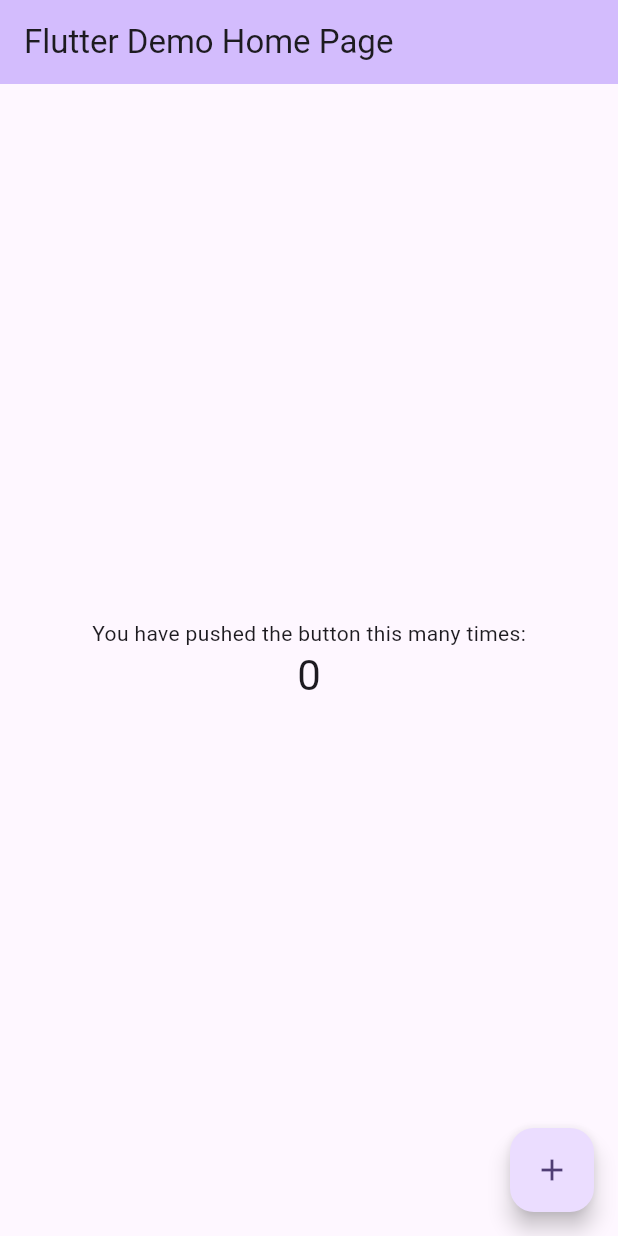
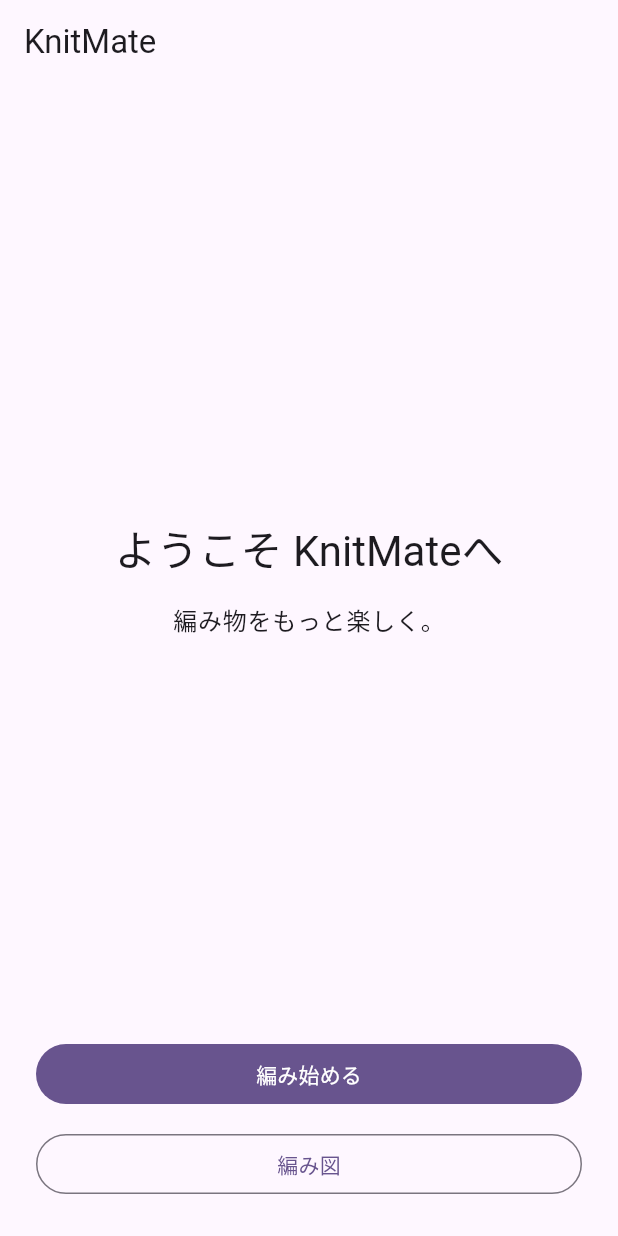
Before and after one commit to noshi-git/knitmate, a Flutter app: the screen it shows after launch, on a phone screen of 412 x 824 dp. Run offline on Flutter 3.47's test engine with Material 3 defaults, Android fonts, the phone set to English and light mode, and no system bars.

Commit message:
Create KnitMate home screen

```diff
--- a/lib/main.dart
+++ b/lib/main.dart
@@ -7,115 +7,75 @@
 class MyApp extends StatelessWidget {
   const MyApp({super.key});
 
-  // This widget is the root of your application.
+  // アプリ全体のルート（土台）ウィジェット
   @override
   Widget build(BuildContext context) {
     return MaterialApp(
-      title: 'Flutter Demo',
+      title: 'KnitMate',
+      // Material Design 3 を使う設定
       theme: ThemeData(
-        // This is the theme of your application.
-        //
-        // TRY THIS: Try running your application with "flutter run". You'll see
-        // the application has a purple toolbar. Then, without quitting the app,
-        // try changing the seedColor in the colorScheme below to Colors.green
-        // and then invoke "hot reload" (save your changes or press the "hot
-        // reload" button in a Flutter-supported IDE, or press "r" if you used
-        // the command line to start the app).
-        //
-        // Notice that the counter didn't reset back to zero; the application
-        // state is not lost during the reload. To reset the state, use hot
-        // restart instead.
-        //
-        // This works for code too, not just values: Most code changes can be
-        // tested with just a hot reload.
-        colorScheme: .fromSeed(seedColor: Colors.deepPurple),
+        useMaterial3: true,
+        colorScheme: ColorScheme.fromSeed(seedColor: Colors.deepPurple),
       ),
-      home: const MyHomePage(title: 'Flutter Demo Home Page'),
+      home: const MyHomePage(),
     );
   }
 }
 
-class MyHomePage extends StatefulWidget {
-  const MyHomePage({super.key, required this.title});
+class MyHomePage extends StatelessWidget {
+  const MyHomePage({super.key});
 
-  // This widget is the home page of your application. It is stateful, meaning
-  // that it has a State object (defined below) that contains fields that affect
-  // how it looks.
-
-  // This class is the configuration for the state. It holds the values (in this
-  // case the title) provided by the parent (in this case the App widget) and
-  // used by the build method of the State. Fields in a Widget subclass are
-  // always marked "final".
-
-  final String title;
-
-  @override
-  State<MyHomePage> createState() => _MyHomePageState();
-}
-
-class _MyHomePageState extends State<MyHomePage> {
-  int _counter = 0;
-
-  void _incrementCounter() {
-    setState(() {
-      // This call to setState tells the Flutter framework that something has
-      // changed in this State, which causes it to rerun the build method below
-      // so that the display can reflect the updated values. If we changed
-      // _counter without calling setState(), then the build method would not be
-      // called again, and so nothing would appear to happen.
-      _counter++;
-    });
-  }
-
+  // KnitMate のホーム画面
   @override
   Widget build(BuildContext context) {
-    // This method is rerun every time setState is called, for instance as done
-    // by the _incrementCounter method above.
-    //
-    // The Flutter framework has been optimized to make rerunning build methods
-    // fast, so that you can just rebuild anything that needs updating rather
-    // than having to individually change instances of widgets.
     return Scaffold(
+      // 画面上部のタイトルバー
       appBar: AppBar(
-        // TRY THIS: Try changing the color here to a specific color (to
-        // Colors.amber, perhaps?) and trigger a hot reload to see the AppBar
-        // change color while the other colors stay the same.
-        backgroundColor: Theme.of(context).colorScheme.inversePrimary,
-        // Here we take the value from the MyHomePage object that was created by
-        // the App.build method, and use it to set our appbar title.
-        title: Text(widget.title),
+        title: const Text('KnitMate'),
       ),
-      body: Center(
-        // Center is a layout widget. It takes a single child and positions it
-        // in the middle of the parent.
+      body: SafeArea(
+        child: Padding(
+          padding: const EdgeInsets.all(24),
           child: Column(
-          // Column is also a layout widget. It takes a list of children and
-          // arranges them vertically. By default, it sizes itself to fit its
-          // children horizontally, and tries to be as tall as its parent.
-          //
-          // Column has various properties to control how it sizes itself and
-          // how it positions its children. Here we use mainAxisAlignment to
-          // center the children vertically; the main axis here is the vertical
-          // axis because Columns are vertical (the cross axis would be
-          // horizontal).
-          //
-          // TRY THIS: Invoke "debug painting" (choose the "Toggle Debug Paint"
-          // action in the IDE, or press "p" in the console), to see the
-          // wireframe for each widget.
-          mainAxisAlignment: .center,
             children: [
-            const Text('You have pushed the button this many times:'),
+              // 中央のウェルカムメッセージ
+              Expanded(
+                child: Center(
+                  child: Column(
+                    mainAxisAlignment: MainAxisAlignment.center,
+                    children: [
                       Text(
-              '$_counter',
+                        'ようこそ KnitMateへ',
                         style: Theme.of(context).textTheme.headlineMedium,
+                      ),
+                      const SizedBox(height: 16),
+                      Text(
+                        '編み物をもっと楽しく。',
+                        style: Theme.of(context).textTheme.bodyLarge,
                       ),
                     ],
                   ),
                 ),
-      floatingActionButton: FloatingActionButton(
-        onPressed: _incrementCounter,
-        tooltip: 'Increment',
-        child: const Icon(Icons.add),
+              ),
+              // 下部のボタン（機能は後で追加）
+              SizedBox(
+                width: double.infinity,
+                child: FilledButton(
+                  onPressed: () {},
+                  child: const Text('編み始める'),
+                ),
+              ),
+              const SizedBox(height: 12),
+              SizedBox(
+                width: double.infinity,
+                child: OutlinedButton(
+                  onPressed: () {},
+                  child: const Text('編み図'),
+                ),
+              ),
+            ],
+          ),
+        ),
       ),
     );
   }
```
Lines whose indentation alone changed are shown as unchanged.
